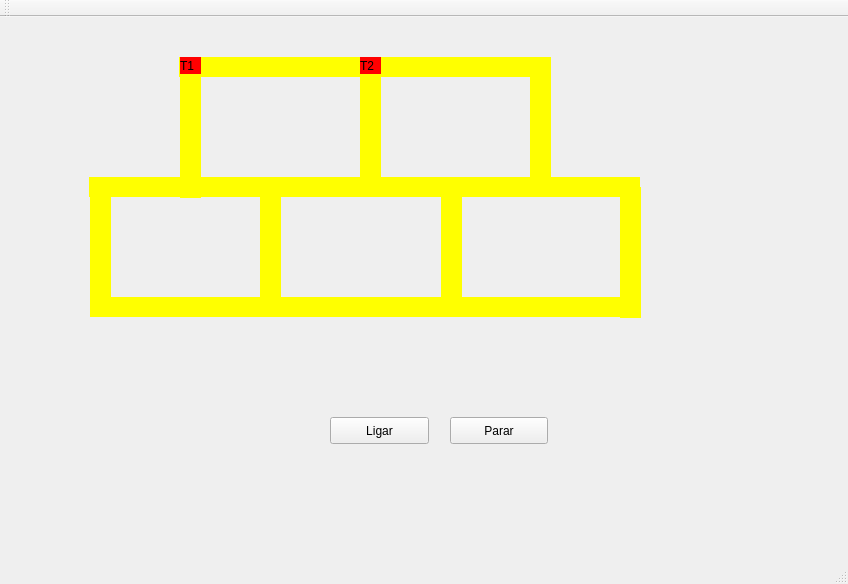
First picture: the form in mainwindow.ui, repository TwoDotS2/s_o-trabalho_02-trens, before the edit.
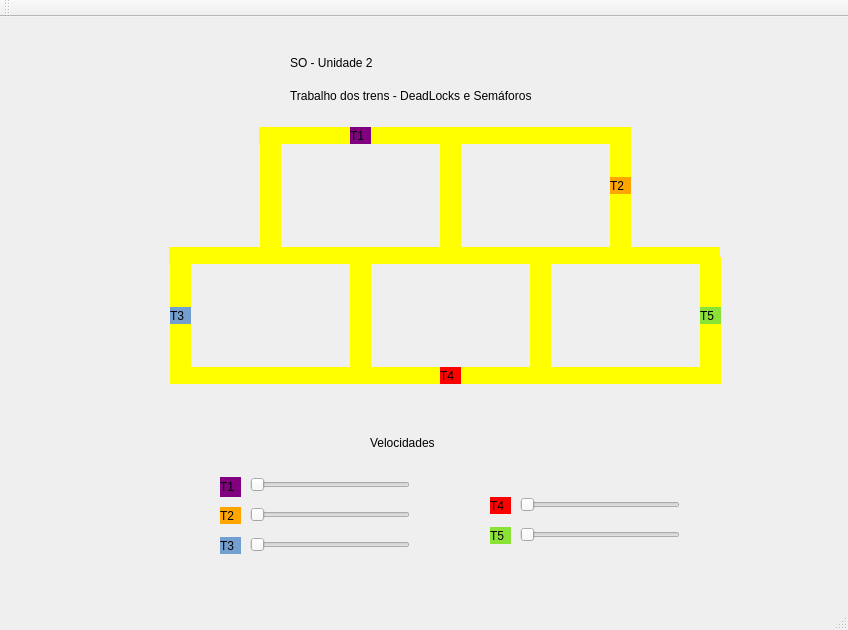
Second picture: the form after the edit.

What changed in the file:
```diff
--- a/mainwindow.ui
+++ b/mainwindow.ui
@@ -7,7 +7,7 @@
     <x>0</x>
     <y>0</y>
     <width>848</width>
-    <height>584</height>
+    <height>630</height>
    </rect>
   </property>
   <property name="windowTitle">
@@ -17,24 +17,24 @@
    <widget class="QLabel" name="label_trem1">
     <property name="geometry">
      <rect>
-      <x>180</x>
-      <y>40</y>
+      <x>350</x>
+      <y>110</y>
       <width>21</width>
       <height>17</height>
      </rect>
     </property>
     <property name="styleSheet">
-     <string notr="true">QLabel { background: red}</string>
+     <string notr="true">QLabel { background: purple}</string>
     </property>
     <property name="text">
      <string>T1</string>
     </property>
    </widget>
-   <widget class="QLabel" name="label_trilho3">
+   <widget class="QLabel" name="label_trilho_vertical_2">
     <property name="geometry">
      <rect>
-      <x>360</x>
-      <y>40</y>
+      <x>440</x>
+      <y>110</y>
       <width>21</width>
       <height>137</height>
      </rect>
@@ -46,13 +46,13 @@
      <string/>
     </property>
    </widget>
-   <widget class="QLabel" name="label_trilho4">
+   <widget class="QLabel" name="label_trilho_vertical_1">
     <property name="geometry">
      <rect>
-      <x>180</x>
-      <y>40</y>
+      <x>260</x>
+      <y>110</y>
       <width>21</width>
-      <height>141</height>
+      <height>131</height>
      </rect>
     </property>
     <property name="styleSheet">
@@ -62,37 +62,11 @@
      <string/>
     </property>
    </widget>
-   <widget class="QPushButton" name="pushButton">
+   <widget class="QLabel" name="label_trilho_vertical_3">
     <property name="geometry">
      <rect>
-      <x>330</x>
-      <y>400</y>
-      <width>99</width>
-      <height>27</height>
-     </rect>
-    </property>
-    <property name="text">
-     <string>Ligar</string>
-    </property>
-   </widget>
-   <widget class="QPushButton" name="pushButton_2">
-    <property name="geometry">
-     <rect>
-      <x>450</x>
-      <y>400</y>
-      <width>98</width>
-      <height>27</height>
-     </rect>
-    </property>
-    <property name="text">
-     <string>Parar</string>
-    </property>
-   </widget>
-   <widget class="QLabel" name="label_trilho4_2">
-    <property name="geometry">
-     <rect>
-      <x>530</x>
-      <y>40</y>
+      <x>610</x>
+      <y>110</y>
       <width>21</width>
       <height>131</height>
      </rect>
@@ -104,13 +78,13 @@
      <string/>
     </property>
    </widget>
-   <widget class="QLabel" name="label_trilho1_2">
+   <widget class="QLabel" name="label_trilho_horizontal_1">
     <property name="geometry">
      <rect>
-      <x>179</x>
-      <y>40</y>
+      <x>259</x>
+      <y>110</y>
       <width>371</width>
-      <height>20</height>
+      <height>17</height>
      </rect>
     </property>
     <property name="styleSheet">
@@ -120,16 +94,16 @@
      <string/>
     </property>
    </widget>
-   <widget class="QLabel" name="label_trilho2_2">
+   <widget class="QLabel" name="label_trilho_horizontal_2">
     <property name="enabled">
      <bool>true</bool>
     </property>
     <property name="geometry">
      <rect>
-      <x>89</x>
-      <y>160</y>
+      <x>169</x>
+      <y>230</y>
       <width>551</width>
-      <height>20</height>
+      <height>17</height>
      </rect>
     </property>
     <property name="styleSheet">
@@ -142,24 +116,24 @@
    <widget class="QLabel" name="label_trem2">
     <property name="geometry">
      <rect>
-      <x>360</x>
-      <y>40</y>
+      <x>610</x>
+      <y>160</y>
       <width>21</width>
       <height>17</height>
      </rect>
     </property>
     <property name="styleSheet">
-     <string notr="true">QLabel { background: red}</string>
+     <string notr="true">QLabel { background: orange}</string>
     </property>
     <property name="text">
      <string>T2</string>
     </property>
    </widget>
-   <widget class="QLabel" name="label_trilho4_3">
+   <widget class="QLabel" name="label_trilho_vertical_6">
     <property name="geometry">
      <rect>
-      <x>441</x>
-      <y>160</y>
+      <x>530</x>
+      <y>230</y>
       <width>21</width>
       <height>131</height>
      </rect>
@@ -171,11 +145,11 @@
      <string/>
     </property>
    </widget>
-   <widget class="QLabel" name="label_trilho3_2">
+   <widget class="QLabel" name="label_trilho_vertical_5">
     <property name="geometry">
      <rect>
-      <x>260</x>
-      <y>160</y>
+      <x>350</x>
+      <y>230</y>
       <width>21</width>
       <height>137</height>
      </rect>
@@ -187,11 +161,11 @@
      <string/>
     </property>
    </widget>
-   <widget class="QLabel" name="label_trilho4_4">
+   <widget class="QLabel" name="label_trilho_vertical_4">
     <property name="geometry">
      <rect>
-      <x>90</x>
-      <y>160</y>
+      <x>170</x>
+      <y>230</y>
       <width>21</width>
       <height>137</height>
      </rect>
@@ -203,52 +177,304 @@
      <string/>
     </property>
    </widget>
-   <widget class="QLabel" name="label_trilho2_3">
+   <widget class="QLabel" name="label_trilho_horizontal_3">
     <property name="geometry">
      <rect>
-      <x>90</x>
-      <y>280</y>
+      <x>170</x>
+      <y>350</y>
       <width>551</width>
+      <height>17</height>
+     </rect>
+    </property>
+    <property name="styleSheet">
+     <string notr="true">QLabel { background: yellow}</string>
+    </property>
+    <property name="text">
+     <string/>
+    </property>
+   </widget>
+   <widget class="QLabel" name="label_trilho_vertical_7">
+    <property name="geometry">
+     <rect>
+      <x>700</x>
+      <y>240</y>
+      <width>21</width>
+      <height>121</height>
+     </rect>
+    </property>
+    <property name="styleSheet">
+     <string notr="true">QLabel { background: yellow}</string>
+    </property>
+    <property name="text">
+     <string/>
+    </property>
+   </widget>
+   <widget class="QLabel" name="label_trem3">
+    <property name="geometry">
+     <rect>
+      <x>170</x>
+      <y>290</y>
+      <width>21</width>
+      <height>17</height>
+     </rect>
+    </property>
+    <property name="styleSheet">
+     <string notr="true">QLabel { background: rgb(114, 159, 207)}</string>
+    </property>
+    <property name="text">
+     <string>T3</string>
+    </property>
+   </widget>
+   <widget class="QLabel" name="label_trem4">
+    <property name="geometry">
+     <rect>
+      <x>440</x>
+      <y>350</y>
+      <width>21</width>
+      <height>17</height>
+     </rect>
+    </property>
+    <property name="styleSheet">
+     <string notr="true">QLabel { background: red}</string>
+    </property>
+    <property name="text">
+     <string>T4</string>
+    </property>
+   </widget>
+   <widget class="QLabel" name="label_trem5">
+    <property name="geometry">
+     <rect>
+      <x>700</x>
+      <y>290</y>
+      <width>21</width>
+      <height>17</height>
+     </rect>
+    </property>
+    <property name="styleSheet">
+     <string notr="true">QLabel { background: rgb(138, 226, 52)}</string>
+    </property>
+    <property name="text">
+     <string>T5</string>
+    </property>
+   </widget>
+   <widget class="QLabel" name="titulo">
+    <property name="geometry">
+     <rect>
+      <x>290</x>
+      <y>30</y>
+      <width>251</width>
+      <height>31</height>
+     </rect>
+    </property>
+    <property name="styleSheet">
+     <string notr="true">font: 24pt &quot;Ubuntu&quot;;</string>
+    </property>
+    <property name="text">
+     <string>SO - Unidade 2</string>
+    </property>
+   </widget>
+   <widget class="QLabel" name="subtitulo">
+    <property name="geometry">
+     <rect>
+      <x>290</x>
+      <y>70</y>
+      <width>301</width>
+      <height>17</height>
+     </rect>
+    </property>
+    <property name="text">
+     <string>Trabalho dos trens - DeadLocks e Semáforos</string>
+    </property>
+   </widget>
+   <widget class="QSlider" name="velocidade_trem1">
+    <property name="geometry">
+     <rect>
+      <x>250</x>
+      <y>460</y>
+      <width>160</width>
+      <height>16</height>
+     </rect>
+    </property>
+    <property name="orientation">
+     <enum>Qt::Horizontal</enum>
+    </property>
+   </widget>
+   <widget class="QSlider" name="velociade_trem2">
+    <property name="geometry">
+     <rect>
+      <x>250</x>
+      <y>490</y>
+      <width>160</width>
+      <height>16</height>
+     </rect>
+    </property>
+    <property name="orientation">
+     <enum>Qt::Horizontal</enum>
+    </property>
+   </widget>
+   <widget class="QSlider" name="velociade_trem3">
+    <property name="geometry">
+     <rect>
+      <x>250</x>
+      <y>520</y>
+      <width>160</width>
+      <height>16</height>
+     </rect>
+    </property>
+    <property name="orientation">
+     <enum>Qt::Horizontal</enum>
+    </property>
+   </widget>
+   <widget class="QSlider" name="velociade_trem4">
+    <property name="geometry">
+     <rect>
+      <x>520</x>
+      <y>480</y>
+      <width>160</width>
+      <height>16</height>
+     </rect>
+    </property>
+    <property name="orientation">
+     <enum>Qt::Horizontal</enum>
+    </property>
+   </widget>
+   <widget class="QSlider" name="velociade_trem5">
+    <property name="geometry">
+     <rect>
+      <x>520</x>
+      <y>510</y>
+      <width>160</width>
+      <height>16</height>
+     </rect>
+    </property>
+    <property name="orientation">
+     <enum>Qt::Horizontal</enum>
+    </property>
+   </widget>
+   <widget class="QLabel" name="titulo_velocidade">
+    <property name="geometry">
+     <rect>
+      <x>370</x>
+      <y>410</y>
+      <width>141</width>
+      <height>31</height>
+     </rect>
+    </property>
+    <property name="styleSheet">
+     <string notr="true">font: 18pt &quot;Ubuntu&quot;;</string>
+    </property>
+    <property name="text">
+     <string>Velocidades</string>
+    </property>
+   </widget>
+   <widget class="QLabel" name="label_desc_trem1">
+    <property name="geometry">
+     <rect>
+      <x>220</x>
+      <y>460</y>
+      <width>21</width>
       <height>20</height>
      </rect>
     </property>
     <property name="styleSheet">
-     <string notr="true">QLabel { background: yellow}</string>
+     <string notr="true">QLabel { background: purple}</string>
     </property>
     <property name="text">
-     <string/>
+     <string>T1</string>
     </property>
    </widget>
-   <widget class="QLabel" name="label_trilho4_5">
+   <widget class="QLabel" name="label_desc_trem2">
     <property name="geometry">
      <rect>
-      <x>620</x>
-      <y>170</y>
+      <x>220</x>
+      <y>490</y>
       <width>21</width>
-      <height>131</height>
+      <height>17</height>
      </rect>
     </property>
     <property name="styleSheet">
-     <string notr="true">QLabel { background: yellow}</string>
+     <string notr="true">QLabel { background: orange}</string>
     </property>
     <property name="text">
-     <string/>
+     <string>T2</string>
     </property>
    </widget>
-   <zorder>label_trilho1_2</zorder>
-   <zorder>label_trilho3</zorder>
-   <zorder>label_trilho4</zorder>
+   <widget class="QLabel" name="label_desc_trem3">
+    <property name="geometry">
+     <rect>
+      <x>220</x>
+      <y>520</y>
+      <width>21</width>
+      <height>17</height>
+     </rect>
+    </property>
+    <property name="styleSheet">
+     <string notr="true">QLabel { background: rgb(114, 159, 207)}</string>
+    </property>
+    <property name="text">
+     <string>T3</string>
+    </property>
+   </widget>
+   <widget class="QLabel" name="label_desc_trem4">
+    <property name="geometry">
+     <rect>
+      <x>490</x>
+      <y>480</y>
+      <width>21</width>
+      <height>17</height>
+     </rect>
+    </property>
+    <property name="styleSheet">
+     <string notr="true">QLabel { background: red}</string>
+    </property>
+    <property name="text">
+     <string>T4</string>
+    </property>
+   </widget>
+   <widget class="QLabel" name="label_desc_trem5">
+    <property name="geometry">
+     <rect>
+      <x>490</x>
+      <y>510</y>
+      <width>21</width>
+      <height>17</height>
+     </rect>
+    </property>
+    <property name="styleSheet">
+     <string notr="true">QLabel { background: rgb(138, 226, 52)}</string>
+    </property>
+    <property name="text">
+     <string>T5</string>
+    </property>
+   </widget>
+   <zorder>label_trilho_horizontal_1</zorder>
+   <zorder>label_trilho_vertical_5</zorder>
+   <zorder>label_trilho_horizontal_3</zorder>
+   <zorder>label_trilho_horizontal_2</zorder>
+   <zorder>label_trilho_vertical_1</zorder>
+   <zorder>label_trilho_vertical_2</zorder>
+   <zorder>label_trilho_vertical_4</zorder>
+   <zorder>label_trilho_vertical_3</zorder>
+   <zorder>label_trilho_vertical_6</zorder>
+   <zorder>label_trilho_vertical_7</zorder>
    <zorder>label_trem1</zorder>
-   <zorder>pushButton</zorder>
-   <zorder>pushButton_2</zorder>
-   <zorder>label_trilho4_2</zorder>
-   <zorder>label_trilho2_2</zorder>
    <zorder>label_trem2</zorder>
-   <zorder>label_trilho4_3</zorder>
-   <zorder>label_trilho3_2</zorder>
-   <zorder>label_trilho4_4</zorder>
-   <zorder>label_trilho2_3</zorder>
-   <zorder>label_trilho4_5</zorder>
+   <zorder>label_trem5</zorder>
+   <zorder>label_trem4</zorder>
+   <zorder>label_trem3</zorder>
+   <zorder>titulo</zorder>
+   <zorder>subtitulo</zorder>
+   <zorder>velocidade_trem1</zorder>
+   <zorder>velociade_trem2</zorder>
+   <zorder>velociade_trem3</zorder>
+   <zorder>velociade_trem4</zorder>
+   <zorder>velociade_trem5</zorder>
+   <zorder>titulo_velocidade</zorder>
+   <zorder>label_desc_trem1</zorder>
+   <zorder>label_desc_trem2</zorder>
+   <zorder>label_desc_trem3</zorder>
+   <zorder>label_desc_trem4</zorder>
+   <zorder>label_desc_trem5</zorder>
   </widget>
   <widget class="QMenuBar" name="menuBar">
    <property name="geometry">
```
